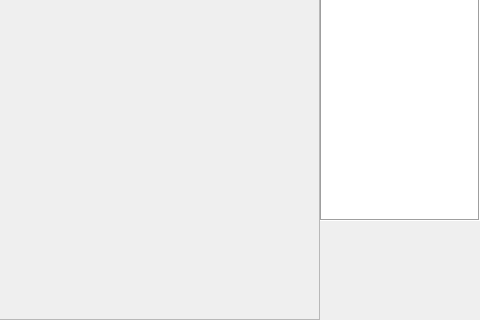
The window that src/ui/mainwindow.ui (WiktorPieklik/Llama) describes before a commit, drawn with Qt 5; both pictures show x 320 to 800 and y 160 to 480 of the 800 by 480 pixel window.
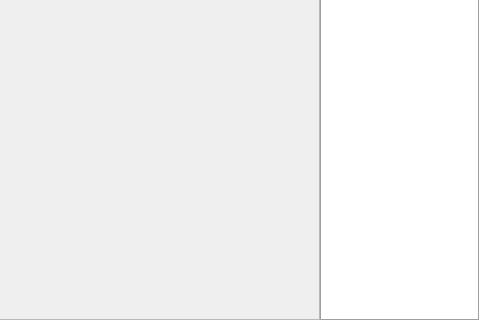
The same window after the commit. Icons and pictures are not drawn.

Commit message: Make video and camera icons white and semi-transparent.

Patch:
```diff
--- a/src/ui/mainwindow.ui
+++ b/src/ui/mainwindow.ui
@@ -493,22 +493,6 @@
             </property>
            </widget>
           </item>
-          <item>
-           <spacer name="verticalSpacer_4">
-            <property name="orientation">
-             <enum>Qt::Vertical</enum>
-            </property>
-            <property name="sizeType">
-             <enum>QSizePolicy::Fixed</enum>
-            </property>
-            <property name="sizeHint" stdset="0">
-             <size>
-              <width>20</width>
-              <height>100</height>
-             </size>
-            </property>
-           </spacer>
-          </item>
          </layout>
         </widget>
        </widget>
```
Left out of the diff: 6 changed lines with no effect on the pictures. The commit also changes 1 other file.
